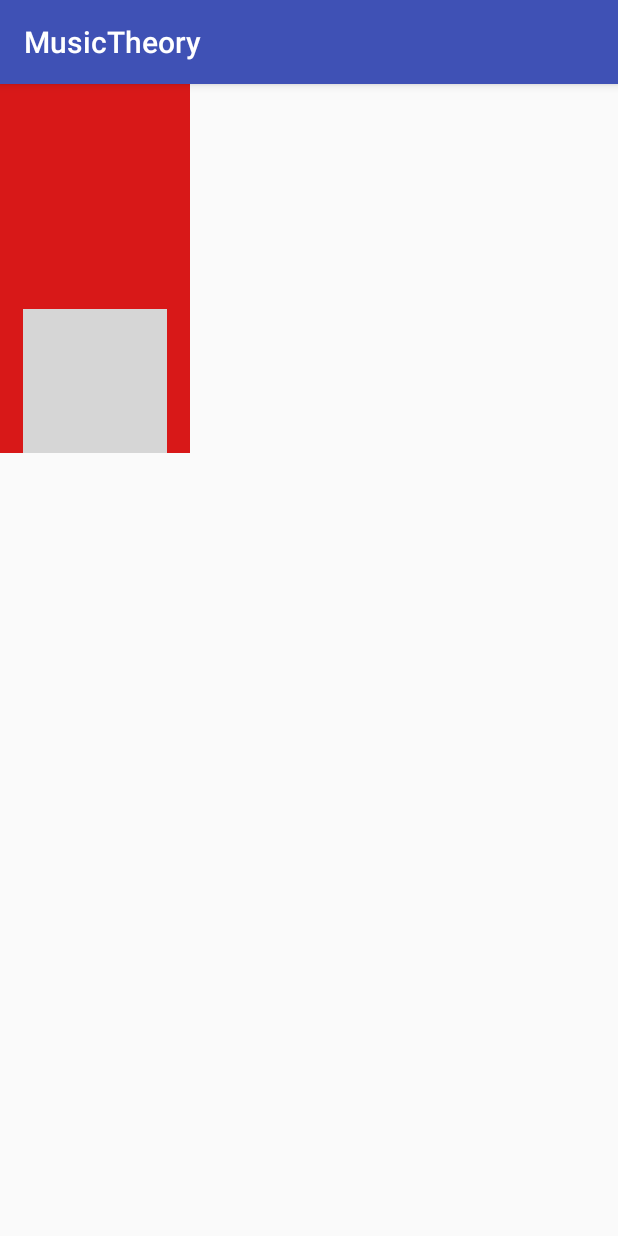
After one commit to ZachJiroun/MusicTheory, an Android app: the fragment RhythmFragment shown on its own in the app's theme, on a phone screen of 412 x 824 dp. The commit adds this screen. Run offline under Robolectric (Android 15) with nearby library versions, the phone set to English and light mode, and no system bars; grey boxes are pictures that could not be loaded.

Commit message:
Cleanup rhythm layout

```diff
--- a/app/src/main/java/cmsc436/com/musictheory/MainActivity.java
+++ b/app/src/main/java/cmsc436/com/musictheory/MainActivity.java
@@ -12,6 +12,7 @@ import android.support.v7.app.AppCompatActivity;
 import android.support.v7.widget.Toolbar;
 import android.view.Menu;
 import android.view.MenuItem;
+import android.widget.Button;
 
 public class MainActivity extends AppCompatActivity
         implements NavigationView.OnNavigationItemSelectedListener {
--- /dev/null
+++ b/app/src/main/java/cmsc436/com/musictheory/RhythmFragment.java
@@ -0,0 +1,29 @@
+package cmsc436.com.musictheory;
+
+
+import android.os.Bundle;
+import android.app.Fragment;
+import android.view.LayoutInflater;
+import android.view.View;
+import android.view.ViewGroup;
+
+
+/**
+ * A simple {@link Fragment} subclass.
+ */
+public class RhythmFragment extends Fragment {
+
+
+    public RhythmFragment() {
+        // Required empty public constructor
+    }
+
+
+    @Override
+    public View onCreateView(LayoutInflater inflater, ViewGroup container,
+                             Bundle savedInstanceState) {
+        // Inflate the layout for this fragment
+        return inflater.inflate(R.layout.rhythm_fragment, container, false);
+    }
+
+}
--- /dev/null
+++ b/app/src/main/res/layout/rhythm_fragment.xml
@@ -0,0 +1,20 @@
+<FrameLayout xmlns:android="http://schemas.android.com/apk/res/android"
+    xmlns:tools="http://schemas.android.com/tools"
+    android:layout_width="wrap_content"
+    android:layout_height="wrap_content"
+    tools:context="cmsc436.com.musictheory.RhythmFragment"
+    android:background="#d81818">
+
+    <!-- TODO: Update blank fragment layout -->
+
+    <ImageView
+        android:layout_width="wrap_content"
+        android:layout_height="wrap_content"
+        android:id="@+id/imageView2"
+        android:contentDescription="Displays image referene for given rhythm"
+        android:src="@drawable/Whole_note_measure"
+        android:layout_marginLeft="15dp"
+        android:layout_marginRight="15dp"
+        android:layout_marginTop="150dp" />
+
+</FrameLayout>
--- a/app/src/main/res/values/strings.xml
+++ b/app/src/main/res/values/strings.xml
@@ -15,4 +15,7 @@
     <string name="quarter_text">quarter</string>
     <string name="eighth_text">eighth</string>
     <string name="sixteenth_text">sixteenth</string>
+
+    <!-- TODO: Remove or change this placeholder text -->
+    <string name="hello_blank_fragment">Hello blank fragment</string>
 </resources>
```
Also changed, not shown: app/src/main/java/cmsc436/com/musictheory/RhythmReference.java (+20 -0 lines), app/src/main/res/layout/activity_rhythm_reference.xml (+8 -1 lines), 1 other file.
